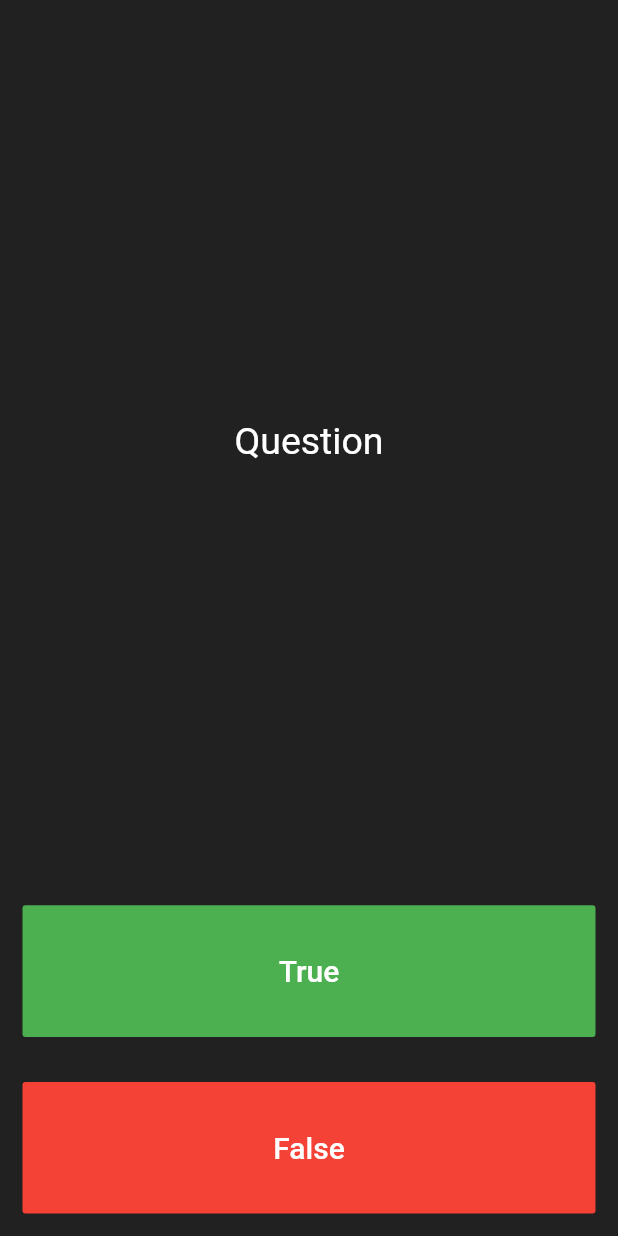
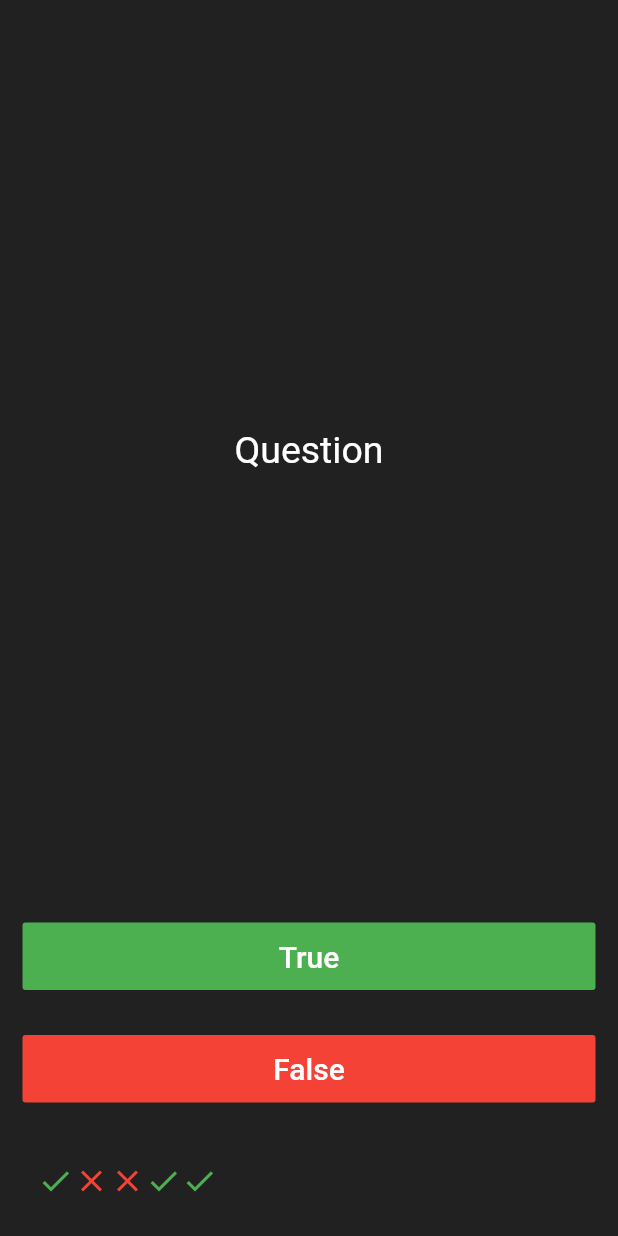
Before and after one commit to ZephirSD/quizzler, a Flutter app: the screen it shows after launch, on a phone screen of 412 x 824 dp. Run offline on Flutter 3.47's test engine with Material 2 defaults, Android fonts, the phone set to English and light mode, and no system bars.

Commit message:
Suivi du score

```diff
--- a/lib/main.dart
+++ b/lib/main.dart
@@ -27,7 +27,7 @@ class _QuizzlerState extends State<Quizzler> {
         crossAxisAlignment: CrossAxisAlignment.stretch,
         children: [
           Expanded(
-            flex: 5,
+            flex: 8,
             child: Padding(
               padding: EdgeInsets.all(10),
               child: Center(
@@ -78,6 +78,38 @@ class _QuizzlerState extends State<Quizzler> {
               ),
             ),
           ),
+          SizedBox(
+            child: Padding(
+              padding: EdgeInsets.all(25),
+              child: Expanded(
+                flex: 1,
+                child: Row(
+                  children: [
+                    Icon(
+                      Icons.check,
+                      color: Colors.green,
+                    ),
+                    Icon(
+                      Icons.close,
+                      color: Colors.red,
+                    ),
+                    Icon(
+                      Icons.close,
+                      color: Colors.red,
+                    ),
+                    Icon(
+                      Icons.check,
+                      color: Colors.green,
+                    ),
+                    Icon(
+                      Icons.check,
+                      color: Colors.green,
+                    ),
+                  ],
+                ),
+              ),
+            ),
+          ),
         ],
       ),
     );
```
